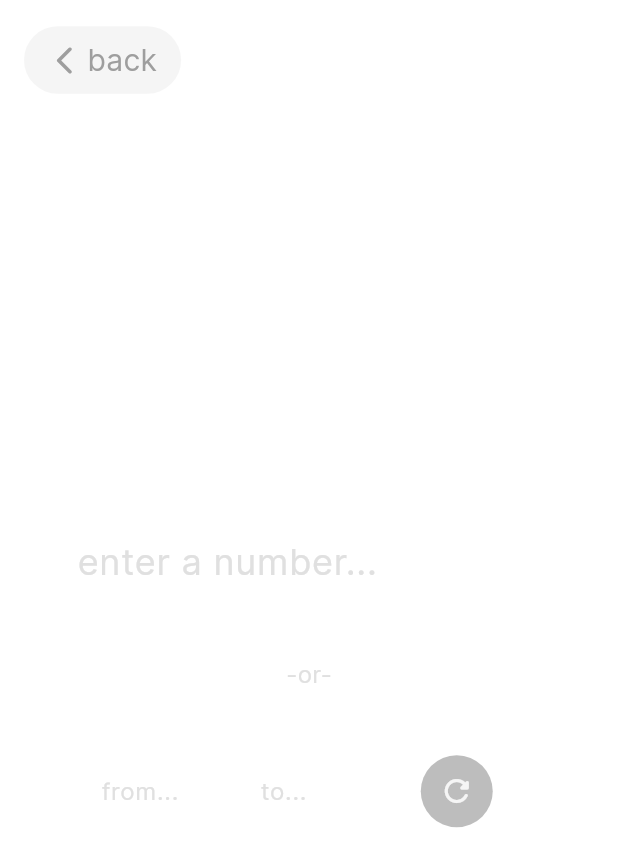
After one commit to 0-manbir/calculations, a Flutter app: the DoublesSettings screen opened directly, on a phone screen of 412 x 824 dp. The commit adds this screen. Shown: the top 867 px of the screen. Run offline on Flutter 3.47's test engine with Material 3 defaults, Android fonts, the phone set to English and light mode, and no system bars; our stand-ins replace shared_preferences; accounts and stored records are empty.

Commit message:
Add new Game Mode - Doubles

```diff
--- /dev/null
+++ b/lib/pages/doubles_settings.dart
@@ -0,0 +1,254 @@
+import "dart:math";
+
+import "package:calculations/pages/doubles.dart";
+import "package:calculations/variables/colors.dart";
+import "package:flutter/material.dart";
+import "package:flutter/services.dart";
+
+class DoublesSettings extends StatefulWidget {
+  const DoublesSettings({super.key});
+
+  @override
+  State<DoublesSettings> createState() => _DoublesSettingsState();
+}
+
+class _DoublesSettingsState extends State<DoublesSettings> {
+  TextEditingController inputNumberController = TextEditingController();
+
+  TextEditingController minNumberController = TextEditingController();
+  TextEditingController maxNumberController = TextEditingController();
+
+  // number to start from (to calculate doubles)
+  late int number;
+
+  @override
+  Widget build(BuildContext context) {
+    // variables
+    double screenHeight = MediaQuery.of(context).size.height;
+    double screenWidth = MediaQuery.of(context).size.width;
+    double statusBarHeight = MediaQuery.of(context).padding.top;
+
+    return Scaffold(
+      backgroundColor: backgroundColor,
+      body: Padding(
+        padding: EdgeInsets.only(top: statusBarHeight),
+        child: SingleChildScrollView(
+          physics: const NeverScrollableScrollPhysics(),
+          child: SizedBox(
+            height: screenHeight - statusBarHeight,
+            width: screenWidth,
+            child: Column(
+              children: [
+                // back button----------------------------------------------------------------------
+                SizedBox(
+                  height: 80,
+                  child: Row(
+                    children: [
+                      GestureDetector(
+                        child: Container(
+                          margin: const EdgeInsets.symmetric(horizontal: 16.0),
+                          padding: const EdgeInsets.symmetric(
+                              horizontal: 16.0, vertical: 8.0),
+                          decoration: BoxDecoration(
+                            color: Colors.grey[100],
+                            borderRadius: BorderRadius.circular(24),
+                          ),
+                          child: Row(
+                            children: [
+                              Icon(
+                                Icons.arrow_back_ios_new_rounded,
+                                size: 22,
+                                color: Colors.grey[500],
+                              ),
+                              const SizedBox(
+                                  width: 4, height: double.minPositive),
+                              Text(
+                                "back",
+                                style: TextStyle(
+                                  fontFamily: 'Inter',
+                                  fontSize: 20,
+                                  color: Colors.grey[500],
+                                ),
+                              ),
+                            ],
+                          ),
+                        ),
+                        onTap: () {
+                          // back button pressed
+                          HapticFeedback.mediumImpact();
+                          Navigator.pop(context);
+                        },
+                      ),
+                      Expanded(child: Container()),
+                    ],
+                  ),
+                ),
+
+                Expanded(
+                  child: Center(
+                    child: Column(
+                      mainAxisAlignment: MainAxisAlignment.center,
+                      crossAxisAlignment: CrossAxisAlignment.center,
+                      children: [
+                        // input for a number
+                        SizedBox(
+                          width: screenWidth * 0.75,
+                          child: TextField(
+                            controller: inputNumberController,
+                            maxLines: 1,
+                            keyboardType: TextInputType.number,
+                            textInputAction: TextInputAction.done,
+                            cursorColor: Colors.grey[500],
+                            style: TextStyle(
+                              fontFamily: 'Inter',
+                              color: Colors.grey[600],
+                              fontSize: 22,
+                            ),
+                            decoration: InputDecoration(
+                              isDense: true,
+                              counterText: "",
+                              border: InputBorder.none,
+                              hintText: "enter a number...",
+                              hintStyle: TextStyle(
+                                fontFamily: 'Inter',
+                                color: Colors.grey[300],
+                                fontSize: 24,
+                              ),
+                            ),
+                            onSubmitted: (value) {
+                              if (value.trim() == "") return;
+                              number = int.parse(value);
+                              start();
+                            },
+                          ),
+                        ),
+
+                        Container(height: 42),
+
+                        Text(
+                          "-or-",
+                          style: TextStyle(
+                            fontFamily: 'Inter',
+                            fontSize: 16,
+                            color: Colors.grey[300],
+                          ),
+                        ),
+
+                        Container(height: 42),
+
+                        // random number
+                        Container(
+                          width: screenWidth * 0.75,
+                          padding: const EdgeInsets.symmetric(horizontal: 16.0),
+                          margin: const EdgeInsets.symmetric(horizontal: 16.0),
+                          child: Row(
+                            mainAxisAlignment: MainAxisAlignment.center,
+                            children: [
+                              Expanded(
+                                child: TextField(
+                                  controller: minNumberController,
+                                  maxLines: 1,
+                                  keyboardType: TextInputType.number,
+                                  textInputAction: TextInputAction.done,
+                                  cursorColor: Colors.grey[500],
+                                  style: TextStyle(
+                                    fontFamily: 'Inter',
+                                    color: Colors.grey[600],
+                                    fontSize: 16,
+                                  ),
+                                  decoration: InputDecoration(
+                                    isDense: true,
+                                    counterText: "",
+                                    border: InputBorder.none,
+                                    hintText: "from...",
+                                    hintStyle: TextStyle(
+                                      fontFamily: 'Inter',
+                                      color: Colors.grey[300],
+                                      fontSize: 16,
+                                    ),
+                                  ),
+                                ),
+                              ),
+                              Container(width: 15),
+                              Expanded(
+                                child: TextField(
+                                  controller: maxNumberController,
+                                  maxLines: 1,
+                                  keyboardType: TextInputType.number,
+                                  textInputAction: TextInputAction.done,
+                                  cursorColor: Colors.grey[500],
+                                  style: TextStyle(
+                                    fontFamily: 'Inter',
+                                    color: Colors.grey[600],
+                                    fontSize: 16,
+                                  ),
+                                  decoration: InputDecoration(
+                                    isDense: true,
+                                    counterText: "",
+                                    border: InputBorder.none,
+                                    hintText: "to...",
+                                    hintStyle: TextStyle(
+                                      fontFamily: 'Inter',
+                                      color: Colors.grey[300],
+                                      fontSize: 16,
+                                    ),
+                                  ),
+                                ),
+                              ),
+
+                              // random number button
+                              GestureDetector(
+                                child: Container(
+                                  margin: const EdgeInsets.symmetric(
+                                      horizontal: 16.0),
+                                  padding: const EdgeInsets.symmetric(
+                                    horizontal: 12.0,
+                                    vertical: 12.0,
+                                  ),
+                                  decoration: BoxDecoration(
+                                    color: Colors.grey[400],
+                                    borderRadius: BorderRadius.circular(24),
+                                  ),
+                                  child: Icon(
+                                    Icons.refresh_rounded,
+                                    color: Colors.grey[100],
+                                  ),
+                                ),
+                                onTap: () {
+                                  HapticFeedback.mediumImpact();
+
+                                  int min = int.parse(minNumberController.text);
+                                  int max = int.parse(maxNumberController.text);
+
+                                  number =
+                                      Random().nextInt(max - min + 1) + min;
+
+                                  start();
+                                },
+                              ),
+                            ],
+                          ),
+                        ),
+                      ],
+                    ),
+                  ),
+                ),
+              ],
+            ),
+          ),
+        ),
+      ),
+    );
+  }
+
+  void start() {
+    Navigator.push(
+      context,
+      MaterialPageRoute(
+        builder: (context) {
+          return Doubles(number: number);
+        },
+      ),
+    );
+  }
+}
```
Also changed, not shown: lib/main.dart (+7 -1 lines), lib/pages/doubles.dart (added, +204 -0 lines).
